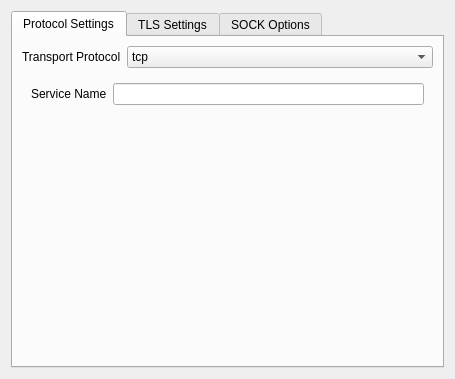
Above: src/ui/widgets/widgets/StreamSettingsWidget.ui from Qv2ray/Qv2ray before the change. Below: the same form after it.
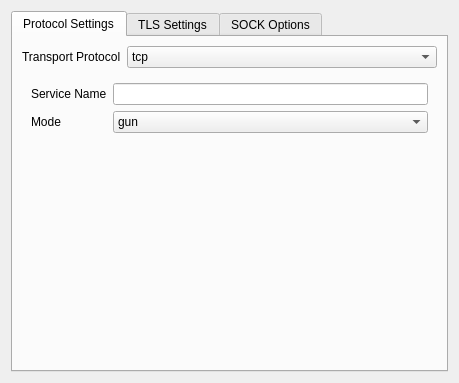
That is the form after the change. The open tabs and pages were chosen to show the change.

Commit message:
Dev grpc vless support (#1475)
* feat: grpc mode

* fix: grpc mode inconsistent

* chore: clang-fmt

* chore: notrify grpc items & revert currentIndex changes & remove guna

What changed in the file:
```diff
--- a/src/ui/widgets/widgets/StreamSettingsWidget.ui
+++ b/src/ui/widgets/widgets/StreamSettingsWidget.ui
@@ -6,8 +6,8 @@
    <rect>
     <x>0</x>
     <y>0</y>
-    <width>455</width>
-    <height>379</height>
+    <width>459</width>
+    <height>383</height>
    </rect>
   </property>
   <property name="windowTitle">
@@ -640,6 +640,27 @@
            <item row="0" column="1">
             <widget class="QLineEdit" name="grpcServiceNameTxt"/>
            </item>
+           <item row="1" column="0">
+            <widget class="QLabel" name="modeLabel">
+             <property name="text">
+              <string>Mode</string>
+             </property>
+            </widget>
+           </item>
+           <item row="1" column="1">
+            <widget class="QComboBox" name="grpcModeCB">
+             <item>
+              <property name="text">
+               <string notr="true">gun</string>
+              </property>
+             </item>
+             <item>
+              <property name="text">
+               <string notr="true">multi</string>
+              </property>
+             </item>
+            </widget>
+           </item>
           </layout>
          </widget>
         </widget>
```
Left out of the diff: 2 changed lines with no effect on the pictures. The commit also changes 5 other files.
